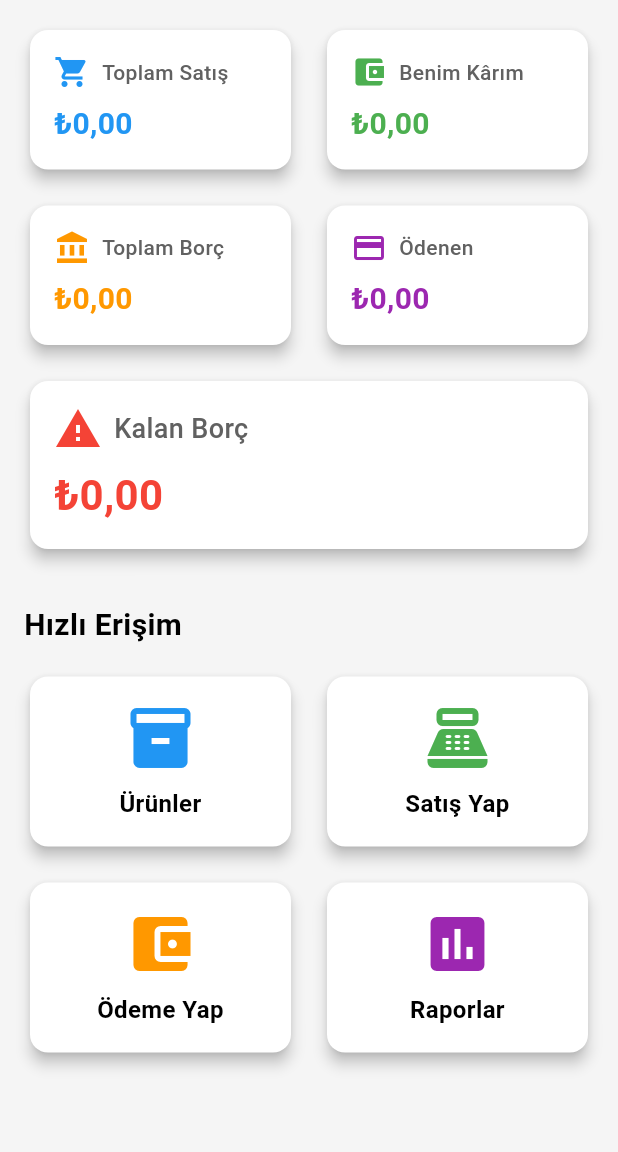
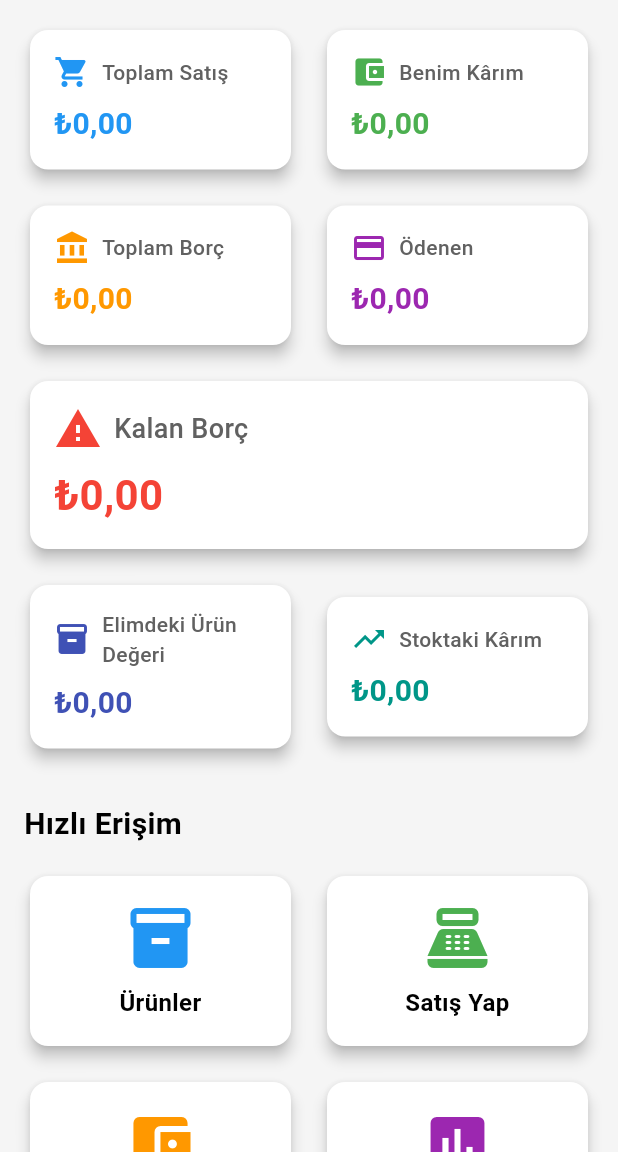
Before and after one commit to amITranquil/konsinye, a Flutter app: the screen it shows after launch, on a phone screen of 412 x 824 dp, the part 84-1236 px from its top. Run offline on Flutter 3.47's test engine with Material 3 defaults, Android fonts, the phone set to English and light mode, and no system bars; our stand-ins replace shared_preferences, sqflite_common_ffi; accounts and stored records are empty.

Commit message:
feat: Dashboard'a elimdeki ürün değeri ve stoktaki kârım kartları eklendi, Windows maximized düzeltildi
Yeni Özellikler:
- Elimdeki Ürün Değeri kartı: (maliyet + komşu kâr payı) × stok
- Stoktaki Kârım kartı: benim kâr payım × stok
- Database helper'a getTotalInventoryValue() ve getTotalInventoryMyProfit() fonksiyonları
- Dashboard provider güncellendi

Windows Düzeltmesi:
- main.cpp sadece SW_MAXIMIZE kullanıyor
- Ekran boyutu hesaplama kaldırıldı (GetSystemMetrics)
- Minimal başlangıç: 800x600
- Artık titreyerek açılma sorunu yok

```diff
--- a/lib/providers/dashboard_provider.dart
+++ b/lib/providers/dashboard_provider.dart
@@ -7,6 +7,8 @@ class DashboardProvider with ChangeNotifier {
   double _totalPaid = 0.0;
   double _remainingDebt = 0.0;
   double _myProfit = 0.0;
+  double _inventoryValue = 0.0;
+  double _inventoryMyProfit = 0.0;
   bool _isLoading = false;
 
   double get totalRevenue => _totalRevenue;
@@ -14,6 +16,8 @@ class DashboardProvider with ChangeNotifier {
   double get totalPaid => _totalPaid;
   double get remainingDebt => _remainingDebt;
   double get myProfit => _myProfit;
+  double get inventoryValue => _inventoryValue;
+  double get inventoryMyProfit => _inventoryMyProfit;
   bool get isLoading => _isLoading;
 
   Future<void> loadStatistics() async {
@@ -26,6 +30,8 @@ class DashboardProvider with ChangeNotifier {
       _totalPaid = await DatabaseHelper.instance.getTotalPaymentsToOwner();
       _remainingDebt = await DatabaseHelper.instance.getRemainingDebtToOwner();
       _myProfit = await DatabaseHelper.instance.getTotalMyProfit();
+      _inventoryValue = await DatabaseHelper.instance.getTotalInventoryValue();
+      _inventoryMyProfit = await DatabaseHelper.instance.getTotalInventoryMyProfit();
     } catch (e) {
       debugPrint('Error loading statistics: $e');
     } finally {
--- a/lib/screens/dashboard_screen.dart
+++ b/lib/screens/dashboard_screen.dart
@@ -114,6 +114,28 @@ class _DashboardScreenState extends State<DashboardScreen> {
                   icon: Icons.warning,
                   color: Colors.red,
                   isLarge: true,
+                ),
+                const SizedBox(height: 16),
+                Row(
+                  children: [
+                    Expanded(
+                      child: _SummaryCard(
+                        title: 'Elimdeki Ürün Değeri',
+                        amount: provider.inventoryValue,
+                        icon: Icons.inventory_2,
+                        color: Colors.indigo,
+                      ),
+                    ),
+                    const SizedBox(width: 16),
+                    Expanded(
+                      child: _SummaryCard(
+                        title: 'Stoktaki Kârım',
+                        amount: provider.inventoryMyProfit,
+                        icon: Icons.trending_up,
+                        color: Colors.teal,
+                      ),
+                    ),
+                  ],
                 ),
                 const SizedBox(height: 32),
                 // Hızlı Erişim Butonları
```
Also changed, not shown: lib/database/database_helper.dart (+30 -0 lines), 1 other file.
